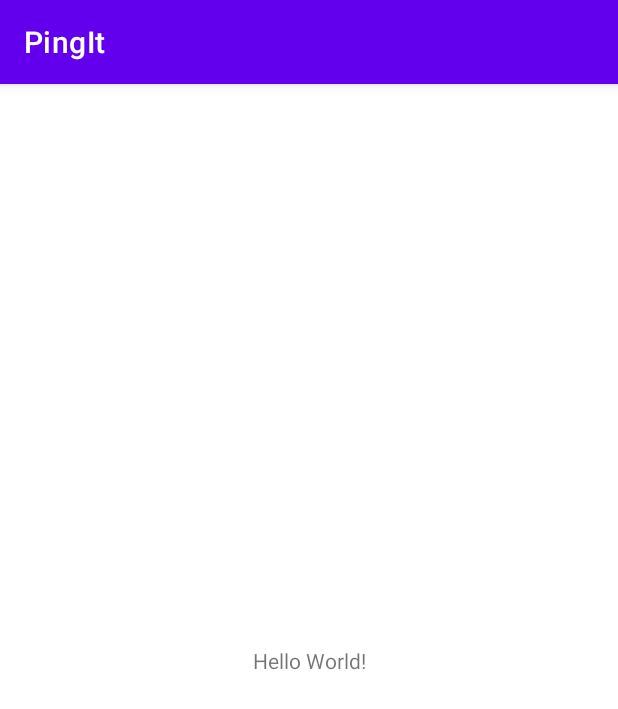
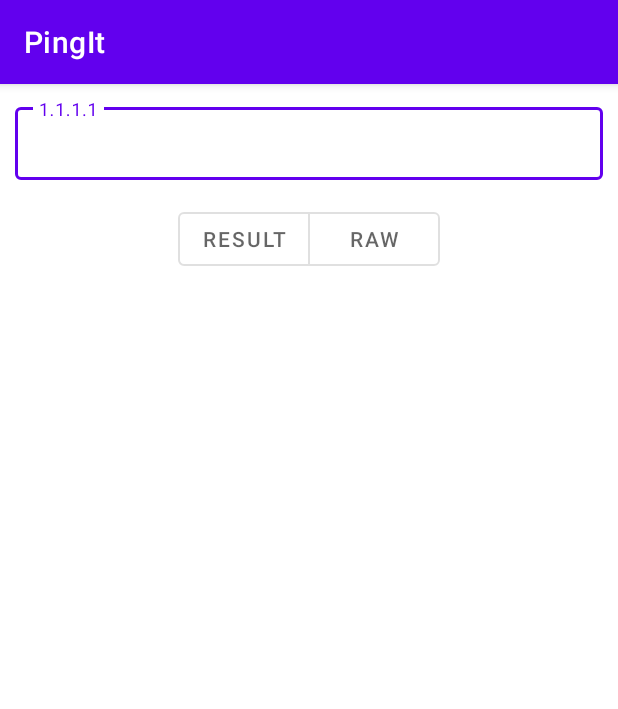
Before and after one commit to kamaravichow/ping-it-android, an Android app: the screen it shows after launch (MainActivity), on a phone screen of 412 x 824 dp. Shown: the top 709 px of the screen. Run offline under Robolectric (Android 15) with nearby library versions, the phone set to English and light mode, and no system bars.

Commit message:
[ui] main ui was made

```diff
--- a/app/src/main/res/layout/activity_main.xml
+++ b/app/src/main/res/layout/activity_main.xml
@@ -1,18 +1,69 @@
 <?xml version="1.0" encoding="utf-8"?>
-<androidx.constraintlayout.widget.ConstraintLayout xmlns:android="http://schemas.android.com/apk/res/android"
+<LinearLayout xmlns:android="http://schemas.android.com/apk/res/android"
     xmlns:app="http://schemas.android.com/apk/res-auto"
     xmlns:tools="http://schemas.android.com/tools"
     android:layout_width="match_parent"
     android:layout_height="match_parent"
+    android:orientation="vertical"
     tools:context=".MainActivity">
 
-    <TextView
-        android:layout_width="wrap_content"
+    <com.google.android.material.appbar.AppBarLayout
+        android:id="@+id/appbar"
+        android:layout_width="match_parent"
+        android:layout_height="?attr/actionBarSize">
+
+        <com.google.android.material.appbar.MaterialToolbar
+            android:id="@+id/toolbar"
+            android:layout_width="match_parent"
+            android:layout_height="match_parent"
+            app:title="@string/app_name"
+            app:titleTextColor="@color/white" />
+
+    </com.google.android.material.appbar.AppBarLayout>
+
+    <com.google.android.material.textfield.TextInputLayout
+        style="@style/Widget.MaterialComponents.TextInputLayout.OutlinedBox.Dense"
+        android:layout_width="match_parent"
         android:layout_height="wrap_content"
-        android:text="Hello World!"
-        app:layout_constraintBottom_toBottomOf="parent"
-        app:layout_constraintLeft_toLeftOf="parent"
-        app:layout_constraintRight_toRightOf="parent"
-        app:layout_constraintTop_toTopOf="parent" />
+        android:padding="@dimen/default_padding">
 
-</androidx.constraintlayout.widget.ConstraintLayout>
+        <com.google.android.material.textfield.TextInputEditText
+            android:id="@+id/source_edit_text"
+            android:layout_width="match_parent"
+            android:layout_height="wrap_content"
+            android:hint="@string/default_source_url" />
+
+    </com.google.android.material.textfield.TextInputLayout>
+
+
+    <com.google.android.material.button.MaterialButtonToggleGroup
+        android:layout_width="match_parent"
+        android:layout_height="wrap_content"
+        android:gravity="center"
+        android:padding="@dimen/small_padding">
+
+        <com.google.android.material.button.MaterialButton
+            android:id="@+id/result_toggle"
+            style="@style/Widget.MaterialComponents.Button.OutlinedButton"
+            android:layout_width="wrap_content"
+            android:layout_height="wrap_content"
+            android:text="@string/result_toggle_text" />
+
+        <com.google.android.material.button.MaterialButton
+            android:id="@+id/raw_toggle"
+            style="@style/Widget.MaterialComponents.Button.OutlinedButton"
+            android:layout_width="wrap_content"
+            android:layout_height="wrap_content"
+            android:text="@string/raw_toggle_text" />
+
+
+    </com.google.android.material.button.MaterialButtonToggleGroup>
+
+    <androidx.viewpager.widget.ViewPager
+        android:id="@+id/view_pager"
+        android:layout_width="match_parent"
+        android:layout_height="match_parent"
+        android:overScrollMode="never" />
+
+
+</LinearLayout>
--- a/app/src/main/res/values-night/themes.xml
+++ b/app/src/main/res/values-night/themes.xml
@@ -1,6 +1,6 @@
 <resources xmlns:tools="http://schemas.android.com/tools">
     <!-- Base application theme. -->
-    <style name="Theme.PingIt" parent="Theme.MaterialComponents.DayNight.DarkActionBar">
+    <style name="Theme.PingIt" parent="Theme.MaterialComponents.DayNight.NoActionBar">
         <!-- Primary brand color. -->
         <item name="colorPrimary">@color/purple_200</item>
         <item name="colorPrimaryVariant">@color/purple_700</item>
--- /dev/null
+++ b/app/src/main/res/values/dimens.xml
@@ -0,0 +1,5 @@
+<?xml version="1.0" encoding="utf-8"?>
+<resources>
+    <dimen name="default_padding">10dp</dimen>
+    <dimen name="small_padding">5dp</dimen>
+</resources>
--- a/app/src/main/res/values/strings.xml
+++ b/app/src/main/res/values/strings.xml
@@ -1,3 +1,6 @@
 <resources>
     <string name="app_name">PingIt</string>
+    <string name="default_source_url">1.1.1.1</string>
+    <string name="result_toggle_text">Result</string>
+    <string name="raw_toggle_text">Raw</string>
 </resources>
--- a/app/src/main/res/values/themes.xml
+++ b/app/src/main/res/values/themes.xml
@@ -1,6 +1,6 @@
 <resources xmlns:tools="http://schemas.android.com/tools">
     <!-- Base application theme. -->
-    <style name="Theme.PingIt" parent="Theme.MaterialComponents.DayNight.DarkActionBar">
+    <style name="Theme.PingIt" parent="Theme.MaterialComponents.DayNight.NoActionBar">
         <!-- Primary brand color. -->
         <item name="colorPrimary">@color/purple_500</item>
         <item name="colorPrimaryVariant">@color/purple_700</item>
```
